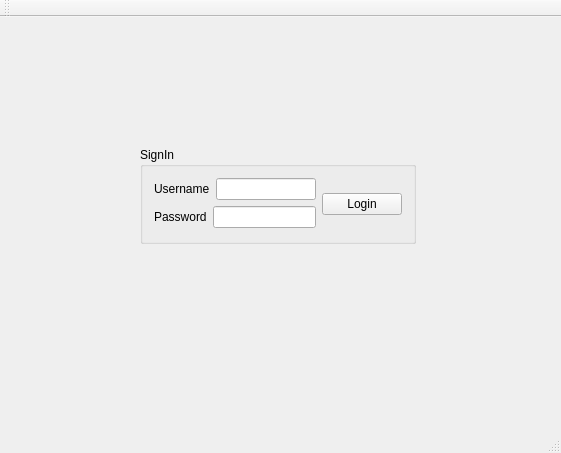
Above: LoginApp/LoginApp/mainwindow.ui from ZeroCoolX/Qt_Sandbox before the change. Below: the same form after it.
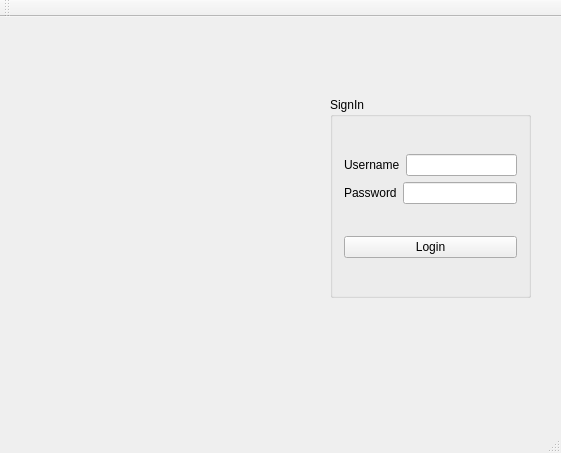
That is the form after the change.

Commit message: LoginApp: Adding an image via labels

Patch:
```diff
--- a/LoginApp/LoginApp/mainwindow.ui
+++ b/LoginApp/LoginApp/mainwindow.ui
@@ -17,16 +17,16 @@
    <widget class="QGroupBox" name="groupBox">
     <property name="geometry">
      <rect>
-      <x>140</x>
-      <y>130</y>
-      <width>276</width>
-      <height>97</height>
+      <x>330</x>
+      <y>80</y>
+      <width>201</width>
+      <height>201</height>
      </rect>
     </property>
     <property name="title">
      <string>SignIn</string>
     </property>
-    <layout class="QHBoxLayout" name="horizontalLayout_3">
+    <layout class="QVBoxLayout" name="verticalLayout_2">
      <item>
       <layout class="QVBoxLayout" name="verticalLayout">
        <item>
@@ -74,6 +74,19 @@
      </item>
     </layout>
    </widget>
+   <widget class="QLabel" name="label_image">
+    <property name="geometry">
+     <rect>
+      <x>30</x>
+      <y>40</y>
+      <width>251</width>
+      <height>301</height>
+     </rect>
+    </property>
+    <property name="text">
+     <string/>
+    </property>
+   </widget>
   </widget>
   <widget class="QMenuBar" name="menuBar">
    <property name="geometry">
```
The commit also changes 2 other files.
